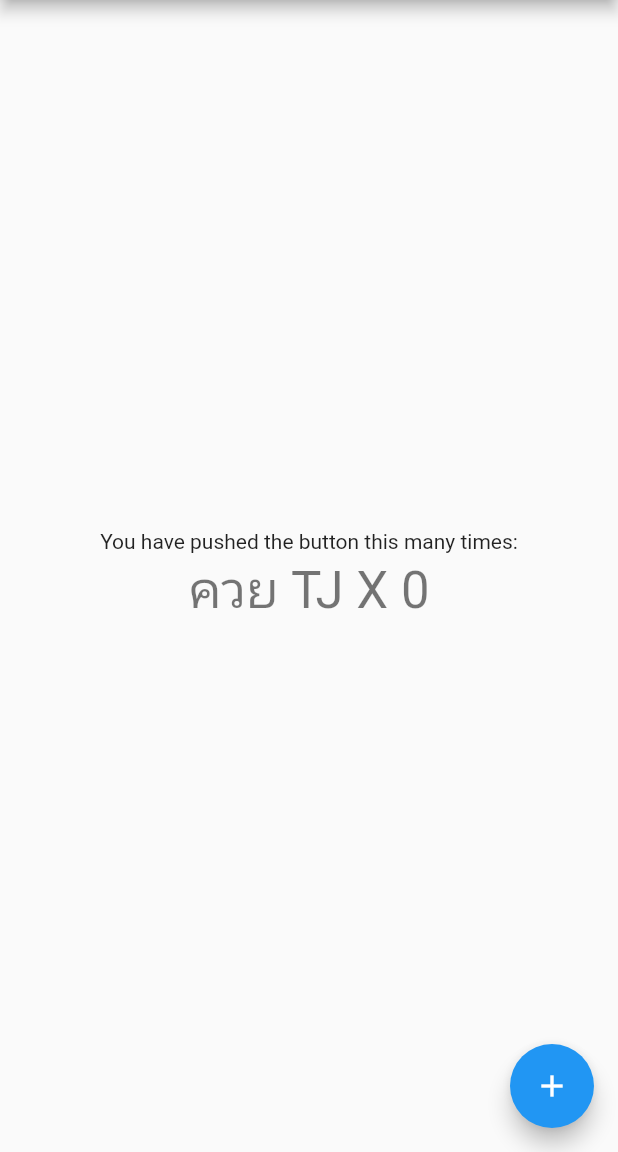
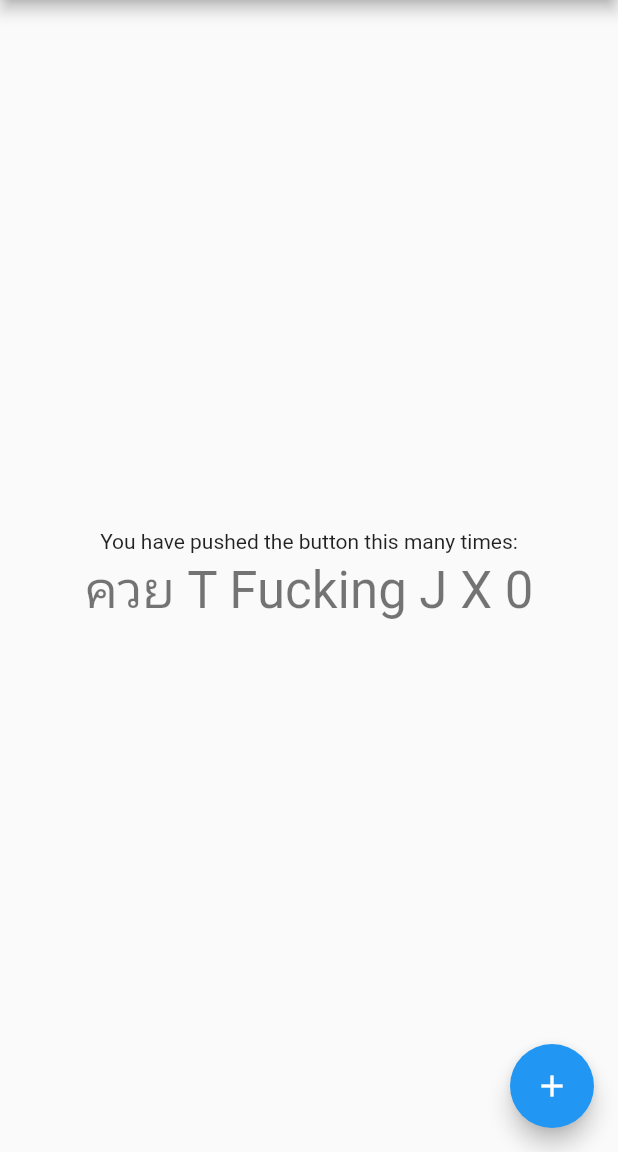
Before and after one commit to Parisleah/WarehouseMnmt, a Flutter app: the screen it shows after launch, on a phone screen of 412 x 824 dp, the part 84-1236 px from its top. Run offline on Flutter 3.47's test engine with Material 2 defaults, Android fonts, the phone set to English and light mode, and no system bars.

Commit message:
T fucking J

```diff
--- a/lib/main.dart
+++ b/lib/main.dart
@@ -99,7 +99,7 @@ class _MyHomePageState extends State<MyHomePage> {
               'You have pushed the button this many times:',
             ),
             Text(
-              'ควย TJ X $_counter',
+              'ควย T Fucking J X $_counter',
               style: Theme.of(context).textTheme.headline4,
             ),
           ],
```
